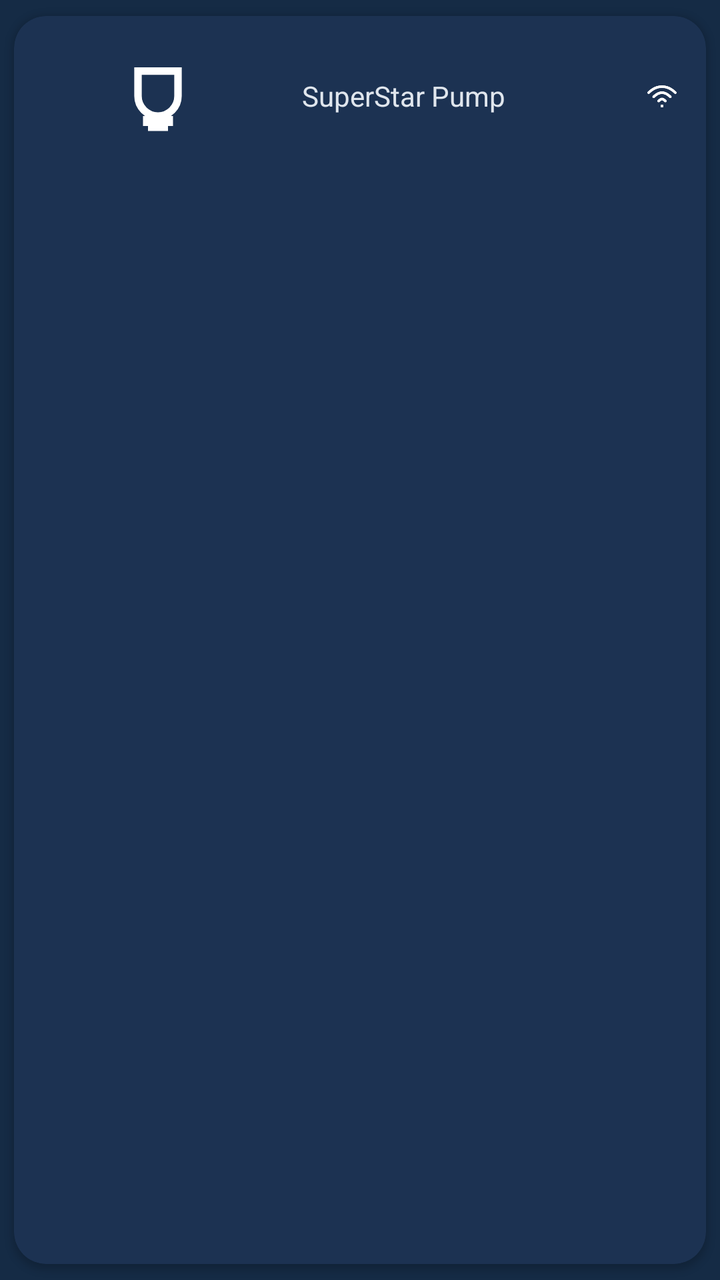
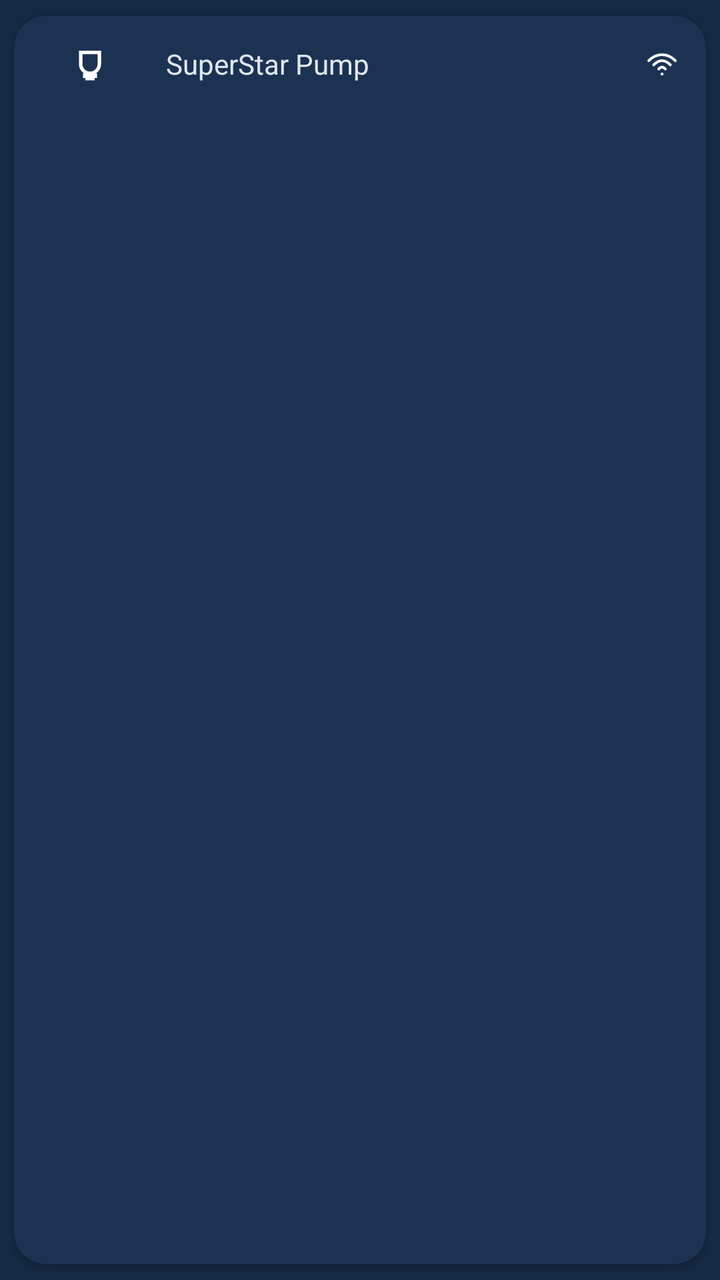

Two renders of the same Android screen: before a commit and after it. Below are the layout's source before the change and the commit's diff.
<!-- AndroidManifest.xml: application theme AppTheme -->
<!-- res/layout/item_device_card.xml -->
<?xml version="1.0" encoding="utf-8"?>
<com.google.android.material.card.MaterialCardView
    xmlns:android="http://schemas.android.com/apk/res/android"
    xmlns:app="http://schemas.android.com/apk/res-auto"
    android:id="@+id/card"
    android:layout_width="match_parent"
    android:layout_height="wrap_content"
    android:layout_marginTop="8dp"
    android:layout_marginBottom="4dp"
    app:cardCornerRadius="16dp"
    app:cardUseCompatPadding="true"
    app:cardElevation="2dp"
    app:cardBackgroundColor="@color/settings_card_background"
    app:strokeColor="@android:color/transparent"
    app:strokeWidth="0dp">

    <LinearLayout
        android:layout_width="match_parent"
        android:layout_height="wrap_content"
        android:orientation="horizontal"
        android:gravity="center_vertical"
        android:paddingHorizontal="12dp"
        android:paddingVertical="10dp">

        
        <ImageView
            android:id="@+id/ivDeviceIcon"
            android:layout_width="120dp"
            android:layout_height="60dp"
            android:src="@drawable/ic_device_light"
            android:contentDescription="@string/app_name" />

        
        <TextView
            android:id="@+id/tvDeviceName"
            android:layout_width="0dp"
            android:layout_height="wrap_content"
            android:layout_marginStart="12dp"
            android:layout_weight="1"
            android:text="SuperStar Pump"
            android:textSize="14sp"
            android:maxLines="1"
            android:ellipsize="end"
            android:textColor="@color/md_theme_dark_onSurface" />

        
        <ImageView
            android:id="@+id/ivStatus"
            android:layout_width="20dp"
            android:layout_height="20dp"
            android:src="@drawable/ic_status_wifi"
            android:contentDescription="@string/devices_scan_button_desc" />

    </LinearLayout>

</com.google.android.material.card.MaterialCardView>
<!-- resources referenced by this layout -->
<resources>
  <color name="md_theme_dark_onSurface">#E0E6ED</color>
  <color name="settings_card_background">#1C3252</color>
  <!-- drawable ic_device_light (drawable) -->
  <?xml version="1.0" encoding="utf-8"?>
  <vector xmlns:android="http://schemas.android.com/apk/res/android"
      android:width="24dp"
      android:height="24dp"
      android:viewportWidth="24"
      android:viewportHeight="24">
  
      
      <path
          android:fillColor="@android:color/transparent"
          android:strokeColor="@android:color/white"
          android:strokeWidth="1.5"
          android:pathData="M8,7h8v5c0,2.2 -1.8,4 -4,4s-4,-1.8 -4,-4z" />
  
      
      <path
          android:fillColor="@android:color/white"
          android:pathData="M9,16h6v2h-6z" />
  
      
      <path
          android:fillColor="@android:color/white"
          android:pathData="M10,18h4v1h-4z" />
  </vector>
  <!-- drawable ic_status_wifi (drawable) -->
  <?xml version="1.0" encoding="utf-8"?>
  <vector xmlns:android="http://schemas.android.com/apk/res/android"
      android:width="20dp"
      android:height="20dp"
      android:viewportWidth="24"
      android:viewportHeight="24">
  
      
      <path
          android:fillColor="@android:color/transparent"
          android:strokeColor="@android:color/white"
          android:strokeWidth="1.6"
          android:strokeLineCap="round"
          android:pathData="M4,10c2.4,-2.4 4.9,-3.6 8,-3.6 3.1,0 5.6,1.2 8,3.6" />
  
      
      <path
          android:fillColor="@android:color/transparent"
          android:strokeColor="@android:color/white"
          android:strokeWidth="1.6"
          android:strokeLineCap="round"
          android:pathData="M7,12.5c1.7,-1.7 3.4,-2.5 5,-2.5 1.6,0 3.3,0.8 5,2.5" />
  
      
      <path
          android:fillColor="@android:color/transparent"
          android:strokeColor="@android:color/white"
          android:strokeWidth="1.6"
          android:strokeLineCap="round"
          android:pathData="M10,15c0.8,-0.8 1.6,-1.2 2,-1.2 0.4,0 1.2,0.4 2,1.2" />
  
      
      <path
          android:fillColor="@android:color/white"
          android:pathData="M11.25,17.25h1.5v1.5h-1.5z" />
  </vector>
  <string name="app_name">AquaLight</string>
  <string name="devices_scan_button_desc">Scan for devices</string>
  <color name="md_theme_light_primary">#2196F3</color>
  <color name="md_theme_light_onPrimary">#FFFFFF</color>
  <color name="md_theme_light_secondary">#4A6363</color>
  <color name="md_theme_light_onSecondary">#FFFFFF</color>
  <color name="md_theme_light_background">#152B45</color>
  <color name="md_theme_light_surface">#152B45</color>
  <color name="md_theme_light_onSurface">#E0E6ED</color>
  <color name="md_theme_light_surfaceVariant">#233042</color>
  <color name="md_theme_light_onSurfaceVariant">#5C6B75</color>
  <color name="md_theme_light_outline">#455A64</color>
  <color name="md_theme_light_outlineVariant">#37474F</color>
  <color name="md_theme_light_error">#D32F2F</color>
  <color name="md_theme_light_onError">#FFFFFF</color>
  <!-- unchanged entries left out for length: 1 -->
</resources>

<!-- the commit's change to res/layout/item_device_card.xml (unified diff, before → after) -->
@@ -24,11 +24,14 @@
 
         
         <ImageView
-            android:id="@+id/ivDeviceIcon"
-            android:layout_width="120dp"
-            android:layout_height="60dp"
-            android:src="@drawable/ic_device_light"
-            android:contentDescription="@string/app_name" />
+    android:id="@+id/ivDeviceIcon"
+    android:layout_width="52dp"
+    android:layout_height="28dp"
+    android:scaleType="fitCenter"
+    android:adjustViewBounds="true"
+    android:src="@drawable/ic_device_light"
+    android:background="@android:color/transparent"
+    android:contentDescription="@string/app_name"/>
 
         
         <TextView
